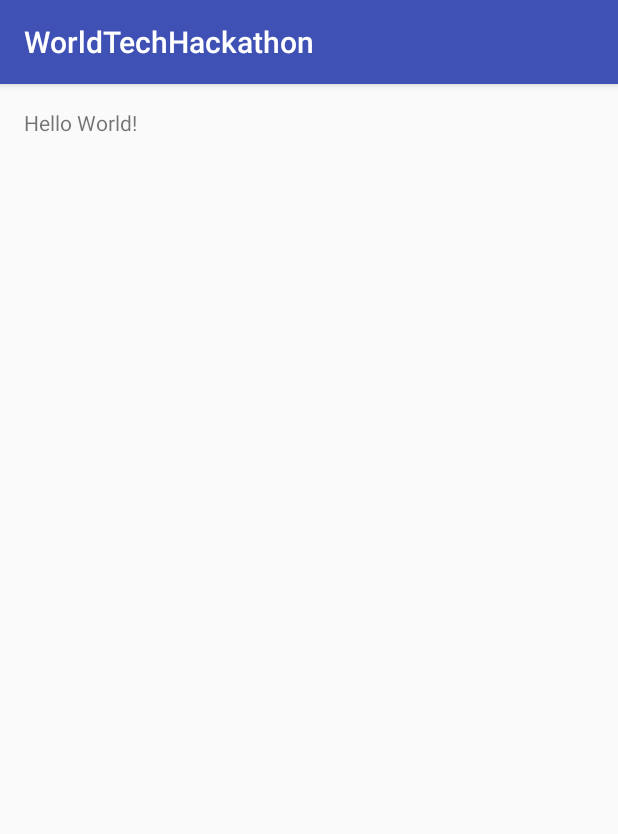
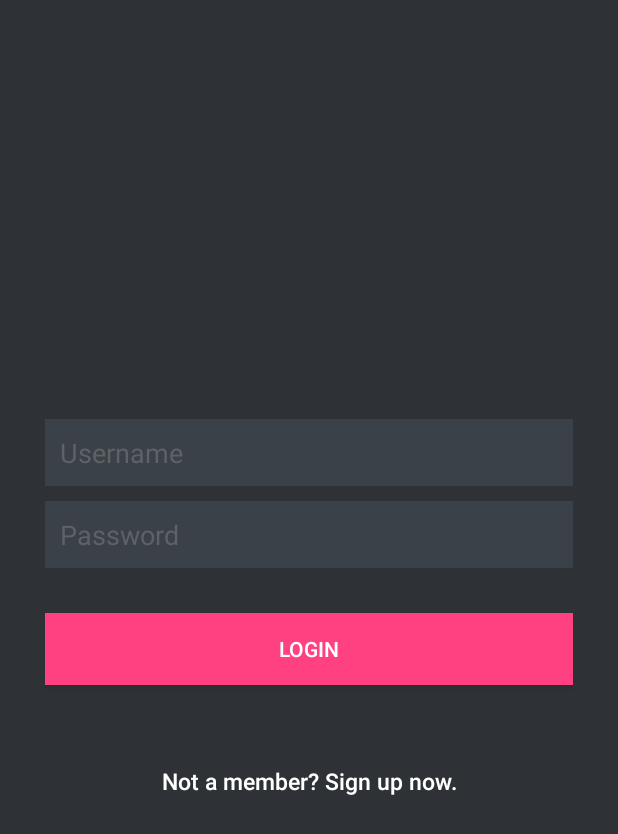
Before and after one commit to raj-subhankar/WorldTechHackathon, an Android app: the screen it shows after launch (MainActivity before the commit, LoginActivity after it), on a phone screen of 412 x 824 dp. Shown: the top 834 px of the screen. Run offline under Robolectric (Android 15) with nearby library versions, the phone set to English and light mode, and no system bars.

Commit message:
Create LoginActivity

```diff
--- a/app/build.gradle
+++ b/app/build.gradle
@@ -26,4 +26,10 @@ dependencies {
     })
     compile 'com.android.support:appcompat-v7:25.0.1'
     testCompile 'junit:junit:4.12'
+
+    // retrofit, gson
+    compile 'com.google.code.gson:gson:2.6.2'
+    compile 'com.squareup.retrofit2:retrofit:2.0.2'
+    compile 'com.squareup.retrofit2:converter-gson:2.0.2'
+    compile 'com.squareup.retrofit2:adapter-rxjava:2.0.2'
 }
--- a/app/src/main/AndroidManifest.xml
+++ b/app/src/main/AndroidManifest.xml
@@ -7,8 +7,8 @@
         android:icon="@mipmap/ic_launcher"
         android:label="@string/app_name"
         android:supportsRtl="true"
-        android:theme="@style/AppTheme">
-        <activity android:name=".MainActivity">
+        android:theme="@style/Theme.AppCompat.Light.NoActionBar">
+        <activity android:name=".activities.LoginActivity">
             <intent-filter>
                 <action android:name="android.intent.action.MAIN" />
 
--- /dev/null
+++ b/app/src/main/java/com/yellowsoft/worldtechhackathon/ApiInterface.java
@@ -0,0 +1,19 @@
+package com.yellowsoft.worldtechhackathon;
+
+import com.yellowsoft.worldtechhackathon.models.AuthResult;
+
+import retrofit2.Call;
+import retrofit2.http.Field;
+import retrofit2.http.FormUrlEncoded;
+import retrofit2.http.POST;
+
+/**
+ * Created by subhankar on 11/21/2016.
+ */
+public interface ApiInterface {
+
+    @FormUrlEncoded
+    @POST("authenticate")
+    Call<AuthResult> authenticate(@Field("name") String name,
+                                  @Field("password") String password);
+}
--- a/app/src/main/java/com/yellowsoft/worldtechhackathon/MainActivity.java
+++ /dev/null
@@ -1,13 +0,0 @@
-package com.yellowsoft.worldtechhackathon;
-
-import android.support.v7.app.AppCompatActivity;
-import android.os.Bundle;
-
-public class MainActivity extends AppCompatActivity {
-
-    @Override
-    protected void onCreate(Bundle savedInstanceState) {
-        super.onCreate(savedInstanceState);
-        setContentView(R.layout.activity_main);
-    }
-}
--- /dev/null
+++ b/app/src/main/java/com/yellowsoft/worldtechhackathon/SessionManager.java
@@ -0,0 +1,59 @@
+package com.yellowsoft.worldtechhackathon;
+
+/**
+ * Created by subhankar on 11/21/2016.
+ */
+import android.content.Context;
+import android.content.SharedPreferences;
+import android.util.Log;
+
+public class SessionManager {
+    // LogCat tag
+    private static String TAG = SessionManager.class.getSimpleName();
+
+    // Shared Preferences
+    SharedPreferences pref;
+
+    SharedPreferences.Editor editor;
+    Context _context;
+
+    // Shared pref mode
+    int PRIVATE_MODE = 0;
+
+    // Shared preferences file name
+    private static final String PREF_NAME = "Yellow";
+
+    private static final String KEY_IS_LOGGEDIN = "isLoggedIn";
+    private static final String KEY_NAME   = "name";
+    private static final String KEY_ID   = "id";
+    private static final String KEY_EMAIL   = "email";
+
+    public SessionManager(Context context) {
+        this._context = context;
+        pref = _context.getSharedPreferences(PREF_NAME, PRIVATE_MODE);
+        editor = pref.edit();
+    }
+
+    public void setLogin(boolean isLoggedIn, String id, String email, String name) {
+
+        editor.putBoolean(KEY_IS_LOGGEDIN, isLoggedIn);
+        editor.putString(KEY_ID, id);
+        editor.putString(KEY_EMAIL, email);
+        editor.putString(KEY_NAME, name);
+
+        // commit changes
+        editor.commit();
+
+        Log.d(TAG, "User login session modified!");
+    }
+
+    public boolean isLoggedIn() {
+        return pref.getBoolean(KEY_IS_LOGGEDIN, false);
+    }
+
+    public String getId() { return pref.getString(KEY_ID, null); }
+
+    public String getName() { return pref.getString(KEY_NAME, null); }
+
+    public String getEmail() { return pref.getString(KEY_EMAIL, null); }
+}
--- /dev/null
+++ b/app/src/main/java/com/yellowsoft/worldtechhackathon/activities/LoginActivity.java
@@ -0,0 +1,149 @@
+package com.yellowsoft.worldtechhackathon.activities;
+
+/**
+ * Created by subhankar on 11/21/2016.
+ */
+
+import android.app.Activity;
+import android.app.ProgressDialog;
+import android.content.Intent;
+import android.os.Bundle;
+import android.support.v7.app.AppCompatActivity;
+import android.view.View;
+import android.widget.Button;
+import android.widget.EditText;
+import android.widget.Toast;
+
+import com.yellowsoft.worldtechhackathon.ApiClient;
+import com.yellowsoft.worldtechhackathon.ApiInterface;
+import com.yellowsoft.worldtechhackathon.R;
+import com.yellowsoft.worldtechhackathon.SessionManager;
+import com.yellowsoft.worldtechhackathon.models.AuthResult;
+
+import retrofit2.Call;
+import retrofit2.Callback;
+import retrofit2.Response;
+
+public class LoginActivity extends AppCompatActivity {
+    //private static final String TAG = RegisterActivity.class.getSimpleName();
+    private Button btnLogin;
+    private Button btnLinkToRegister;
+    private EditText inputEmail;
+    private EditText inputPassword;
+    private ProgressDialog pDialog;
+    private SessionManager session;
+
+    @Override
+    public void onCreate(Bundle savedInstanceState) {
+        super.onCreate(savedInstanceState);
+        setContentView(R.layout.activity_login);
+
+        inputEmail = (EditText) findViewById(R.id.email);
+        inputPassword = (EditText) findViewById(R.id.password);
+        btnLogin = (Button) findViewById(R.id.btnLogin);
+
+        btnLinkToRegister = (Button) findViewById(R.id.btnLinkToRegisterScreen);
+
+        // Progress dialog
+        pDialog = new ProgressDialog(this);
+        pDialog.setCancelable(false);
+
+        // SQLite database handler
+        //db = new SQLiteHandler(getApplicationContext());
+
+        // Session manager
+        session = new SessionManager(getApplicationContext());
+
+        // Check if user is already logged in or not
+        if (session.isLoggedIn()) {
+            // User is already logged in. Take him to CameraActivity
+        }
+
+        // Login button Click Event
+        btnLogin.setOnClickListener(new View.OnClickListener() {
+
+            public void onClick(View view) {
+                String email = inputEmail.getText().toString().trim();
+                String password = inputPassword.getText().toString().trim();
+
+                // Check for empty data in the form
+                if (!email.isEmpty() && !password.isEmpty()) {
+                    // login user
+                    checkLogin(email, password);
+                } else {
+                    // Prompt user to enter credentials
+                    Toast.makeText(getApplicationContext(),
+                            "Please enter the credentials!", Toast.LENGTH_LONG)
+                            .show();
+                }
+            }
+
+        });
+
+        // Link to Register Screen
+        btnLinkToRegister.setOnClickListener(new View.OnClickListener() {
+
+            public void onClick(View view) {
+                //Start Register Activity
+            }
+        });
+
+    }
+
+    /**
+     * function to verify login details in mysql db
+     */
+    private void checkLogin(final String name, final String password) {
+        // Tag used to cancel the request
+        String tag_string_req = "req_login";
+
+        pDialog.setMessage("Logging in ...");
+        showDialog();
+
+        ApiInterface apiService =
+                ApiClient.getClient().create(ApiInterface.class);
+
+        Call<AuthResult> call = apiService.authenticate(name, password);
+        call.enqueue(new Callback<AuthResult>() {
+            @Override
+            public void onResponse(Call<AuthResult> call, Response<AuthResult> response) {
+                int statusCode = response.code();
+                AuthResult result = response.body();
+                Boolean success = result.getSuccess();
+                if (success) {
+                    // user successfully logged in
+                    // Create login session
+                    String id = result.getId().toString();
+                    String email = result.getEmail().toString();
+                    String name = result.getName().toString();
+                    session.setLogin(true, id, email, name);
+
+                    // TBD store the user in SQLite
+
+                    // Launch camera activity
+                } else {
+                    // Error in login. Get the error message
+                    String errorMsg = result.getMessage().toString();
+                    Toast.makeText(getApplicationContext(),
+                            errorMsg, Toast.LENGTH_LONG).show();
+                }
+                pDialog.dismiss();
+            }
+
+            @Override
+            public void onFailure(Call<AuthResult> call, Throwable t) {
+
+            }
+        });
+    }
+
+    private void showDialog() {
+        if (!pDialog.isShowing())
+            pDialog.show();
+    }
+
+    private void hideDialog() {
+        if (pDialog.isShowing())
+            pDialog.dismiss();
+    }
+}
--- /dev/null
+++ b/app/src/main/res/layout/activity_login.xml
@@ -0,0 +1,69 @@
+<?xml version="1.0" encoding="utf-8"?>
+<LinearLayout xmlns:android="http://schemas.android.com/apk/res/android"
+    android:layout_width="fill_parent"
+    android:layout_height="fill_parent"
+    android:background="@color/bg_register"
+    android:gravity="center"
+    android:orientation="vertical"
+    android:padding="10dp">
+
+    <LinearLayout
+        android:layout_width="fill_parent"
+        android:layout_height="wrap_content"
+        android:layout_gravity="center"
+        android:orientation="vertical"
+        android:paddingLeft="20dp"
+        android:paddingRight="20dp">
+
+        <EditText
+            android:id="@+id/email"
+            android:layout_width="fill_parent"
+            android:layout_height="wrap_content"
+            android:layout_marginBottom="10dp"
+            android:background="@color/input_register_bg"
+            android:hint="Username"
+            android:inputType="textEmailAddress"
+            android:padding="10dp"
+            android:singleLine="true"
+            android:textColor="@color/input_register"
+            android:textColorHint="@color/input_register_hint" />
+
+        <EditText
+            android:id="@+id/password"
+            android:layout_width="fill_parent"
+            android:layout_height="wrap_content"
+            android:layout_marginBottom="10dp"
+            android:background="@color/input_register_bg"
+            android:hint="@string/hint_password"
+            android:inputType="textPassword"
+            android:padding="10dp"
+            android:singleLine="true"
+            android:textColor="@color/input_register"
+            android:textColorHint="@color/input_register_hint" />
+
+        <!-- Login Button -->
+
+        <Button
+            android:id="@+id/btnLogin"
+            android:layout_width="fill_parent"
+            android:layout_height="wrap_content"
+            android:layout_marginTop="20dip"
+            android:background="@color/colorAccent"
+            android:text="@string/btn_login"
+            android:textColor="@color/white" />
+
+        <!-- Link to Login Screen -->
+
+        <Button
+            android:id="@+id/btnLinkToRegisterScreen"
+            android:layout_width="fill_parent"
+            android:layout_height="wrap_content"
+            android:layout_marginTop="40dip"
+            android:background="@null"
+            android:text="@string/btn_link_to_register"
+            android:textAllCaps="false"
+            android:textColor="@color/white"
+            android:textSize="15dp" />
+    </LinearLayout>
+
+</LinearLayout>
--- a/app/src/main/res/layout/activity_main.xml
+++ /dev/null
@@ -1,17 +0,0 @@
-<?xml version="1.0" encoding="utf-8"?>
-<RelativeLayout xmlns:android="http://schemas.android.com/apk/res/android"
-    xmlns:tools="http://schemas.android.com/tools"
-    android:id="@+id/activity_main"
-    android:layout_width="match_parent"
-    android:layout_height="match_parent"
-    android:paddingBottom="@dimen/activity_vertical_margin"
-    android:paddingLeft="@dimen/activity_horizontal_margin"
-    android:paddingRight="@dimen/activity_horizontal_margin"
-    android:paddingTop="@dimen/activity_vertical_margin"
-    tools:context="com.yellowsoft.worldtechhackathon.MainActivity">
-
-    <TextView
-        android:layout_width="wrap_content"
-        android:layout_height="wrap_content"
-        android:text="Hello World!" />
-</RelativeLayout>
--- a/app/src/main/res/values/colors.xml
+++ b/app/src/main/res/values/colors.xml
@@ -3,4 +3,14 @@
     <color name="colorPrimary">#3F51B5</color>
     <color name="colorPrimaryDark">#303F9F</color>
     <color name="colorAccent">#FF4081</color>
+
+    <color name="bg_login">#26ae90</color>
+    <color name="bg_register">#2e3237</color>
+    <color name="input_login">#222222</color>
+    <color name="input_login_hint">#999999</color>
+    <color name="input_register">#888888</color>
+    <color name="input_register_bg">#3b4148</color>
+    <color name="input_register_hint">#5e6266</color>
+
+    <color name="white">#ffffff</color>
 </resources>
--- a/app/src/main/res/values/strings.xml
+++ b/app/src/main/res/values/strings.xml
@@ -1,3 +1,11 @@
 <resources>
     <string name="app_name">WorldTechHackathon</string>
+
+    <string name="hint_email">Email</string>
+    <string name="hint_password">Password</string>
+    <string name="hint_name">Fullname</string>
+    <string name="btn_login">LOGIN</string>
+    <string name="btn_register">REGISTER</string>
+    <string name="btn_link_to_register">Not a member? Sign up now.</string>
+    <string name="btn_link_to_login">Already registred! Login Me.</string>
 </resources>
```
Also changed, not shown: app/src/main/java/com/yellowsoft/worldtechhackathon/ApiClient.java (added, +23 -0 lines), app/src/main/java/com/yellowsoft/worldtechhackathon/models/AuthResult.java (added, +67 -0 lines).
